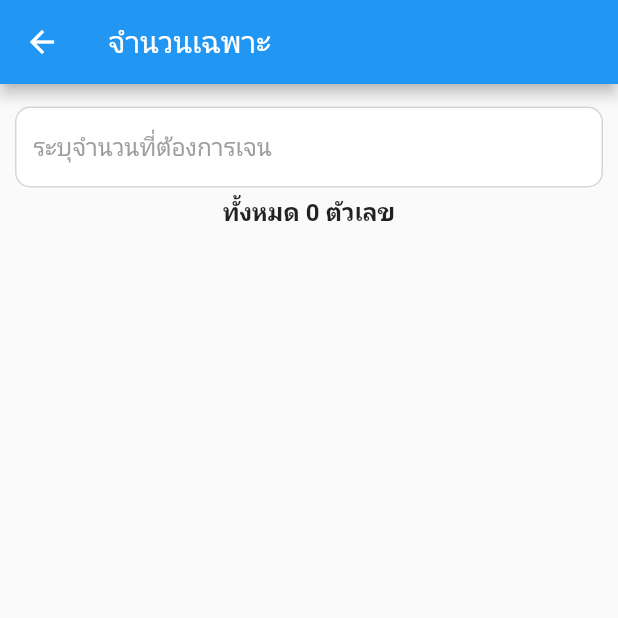
After one commit to RipperH-Mobile/btc_project_test, a Flutter app: the screen it shows after launch, after a tap on "Fibonacci", on a phone screen of 412 x 824 dp, the top half of it. The commit adds this screen. Run offline on Flutter 3.47's test engine with Material 2 defaults, Android fonts, the light colour scheme and no system bars; our stand-ins replace dio, flutter_form_builder, fluttertoast, get, page_transition, pin_code_fields and 2 more; missing offline and left inert: prime_numbers; network calls fail.

Commit message:
update bonus 2,3

```diff
--- a/lib/main.dart
+++ b/lib/main.dart
@@ -1,5 +1,7 @@
 import 'package:btc_project/ui/btc_funtion/btc_main.dart';
 import 'package:btc_project/ui/pincode/pin_main.dart';
+import 'package:btc_project/ui/reuse_file/generate_Pn.dart';
+import 'package:btc_project/ui/reuse_file/generate_fibonacci.dart';
 import 'package:flutter/material.dart';
 import 'package:get/get.dart';
 import 'package:page_transition/page_transition.dart';
@@ -84,6 +86,18 @@ class _MyHomePageState extends State<MyHomePage> {
                 MaterialPageRoute(builder: (context) => BtcMain()),
               );
             }),
+            buildGestureDetector(title: "จำนวนเฉพาะ" , callback: (){
+              Navigator.push(
+                context,
+                MaterialPageRoute(builder: (context) => GeneratePn()),
+              );
+            }),
+            buildGestureDetector(title: "Fibonacci" , callback: (){
+              Navigator.push(
+                context,
+                MaterialPageRoute(builder: (context) => GenerateFibonacci()),
+              );
+            }),
           ],
         ),
       ), // This trailing comma makes auto-formatting nicer for build methods.
--- /dev/null
+++ b/lib/ui/reuse_file/generate_fibonacci.dart
@@ -0,0 +1,132 @@
+import 'dart:developer';
+
+import 'package:btc_project/ui/btc_funtion/btc_viewmodel.dart';
+import 'package:btc_project/ui/reuse_file/textfield_reuse.dart';
+import 'package:flutter/material.dart';
+import 'package:flutter/services.dart';
+import 'package:flutter_form_builder/flutter_form_builder.dart';
+import 'package:get/get.dart';
+import 'package:get/get_core/src/get_main.dart';
+import 'package:pin_code_fields/pin_code_fields.dart';
+import 'package:prime_numbers/prime_numbers.dart';
+
+import '../reuse_file/validation.dart';
+
+class GenerateFibonacci extends StatefulWidget {
+  const GenerateFibonacci({Key? key}) : super(key: key);
+
+  @override
+  State<GenerateFibonacci> createState() => _GenerateFibonacciState();
+}
+
+class _GenerateFibonacciState extends State<GenerateFibonacci> {
+  final TextEditingController pnController = TextEditingController();
+
+  final _formKey = GlobalKey<FormBuilderState>();
+  final RxBool _showError = false.obs;
+  final RxString _showErrorMsg = ''.obs;
+  final pn = PrimeNumbers();
+  late List<int> count = [];
+
+  @override
+  initState() {
+    // indata();
+    super.initState();
+    // controller.getDetailBtc(context, isLoading: true);
+    // controller.btcData.listen((result) {
+    //   if(mounted)
+    //   log("Data IS : ${result?.data?.toJson()}");
+    //   log("Data IS : ${controller.btcData.value?.data?.toJson()}");
+    // });
+  }
+
+  @override
+  Widget build(BuildContext context) {
+    return SafeArea(
+      child: Scaffold(
+        appBar: AppBar(
+          title: Text("จำนวนเฉพาะ"),
+        ),
+        body: Obx(() => body()),
+      ),
+    );
+  }
+
+  body() {
+    return SingleChildScrollView(
+      child: Container(
+        margin: EdgeInsets.all(10),
+        child: Column(
+          mainAxisAlignment: MainAxisAlignment.start,
+          children: [
+            APTextField(
+              title: "",
+              placeholder: "ระบุจำนวนที่ต้องการเจน",
+              borderRadius: 10,
+              controller: pnController,
+              fillColor: Colors.white,
+              borderSideColors: _showError.value == true ? Colors.red : null,
+              filled: true,
+              hidelabel: true,
+              lengthLimit: 6,
+              keyboardType: TextInputType.number,
+              inputFormatters: <TextInputFormatter>[
+                FilteringTextInputFormatter.digitsOnly,
+              ],
+              onChanged: (value) {
+                _showError.value = false;
+                _showErrorMsg.value = '';
+                count = [];
+                var num = int.parse(value ?? '0');
+                Future<void>.delayed(const Duration(milliseconds: 1000), () {
+                  for (int i = 0; i < num ; i++) {
+                    if (i < 1) {
+                      count.add(i + 1);
+                    }
+                    if (i > 1) {
+                      count.add(count[i - 1] + count[i - 2]);
+                    }
+                    setState(() {
+
+                    });
+                    log('Fibonacci $i: ${count[i]}');
+                  }
+                  log("count : $value");
+                });
+              },
+            ),
+            Text(
+              "ทั้งหมด ${count.length} ตัวเลข",
+              style: TextStyle(fontSize: 16, fontWeight: FontWeight.bold),
+            ),
+            Container(
+              margin: EdgeInsets.symmetric(vertical: 20, horizontal: 5),
+              child: GridView.count(
+                scrollDirection: Axis.vertical,
+                childAspectRatio: 6 / 10,
+                crossAxisCount: 10,
+                shrinkWrap: true,
+                physics: NeverScrollableScrollPhysics(),
+                children: List.generate(count.length, (index) {
+                  return Text('${count[index]},');
+                }),
+              ),
+            )
+          ],
+        ),
+      ),
+    );
+  }
+
+  fibonacci(int value) {
+    log("CHECK VALUE : $value");
+    if (value != 0) {
+
+    }
+  }
+
+  @override
+  void dispose() {
+    super.dispose();
+  }
+}
--- a/pubspec.yaml
+++ b/pubspec.yaml
@@ -52,6 +52,7 @@ dependencies:
   pin_code_fields: ^7.4.0
   #Toast
   fluttertoast: ^8.0.9
+  prime_numbers: ^0.0.4
 
   shared_preferences: ^2.2.0
   dio: ^5.3.2
```
Also changed, not shown: lib/ui/reuse_file/generate_Pn.dart (added, +112 -0 lines), pubspec.lock.
